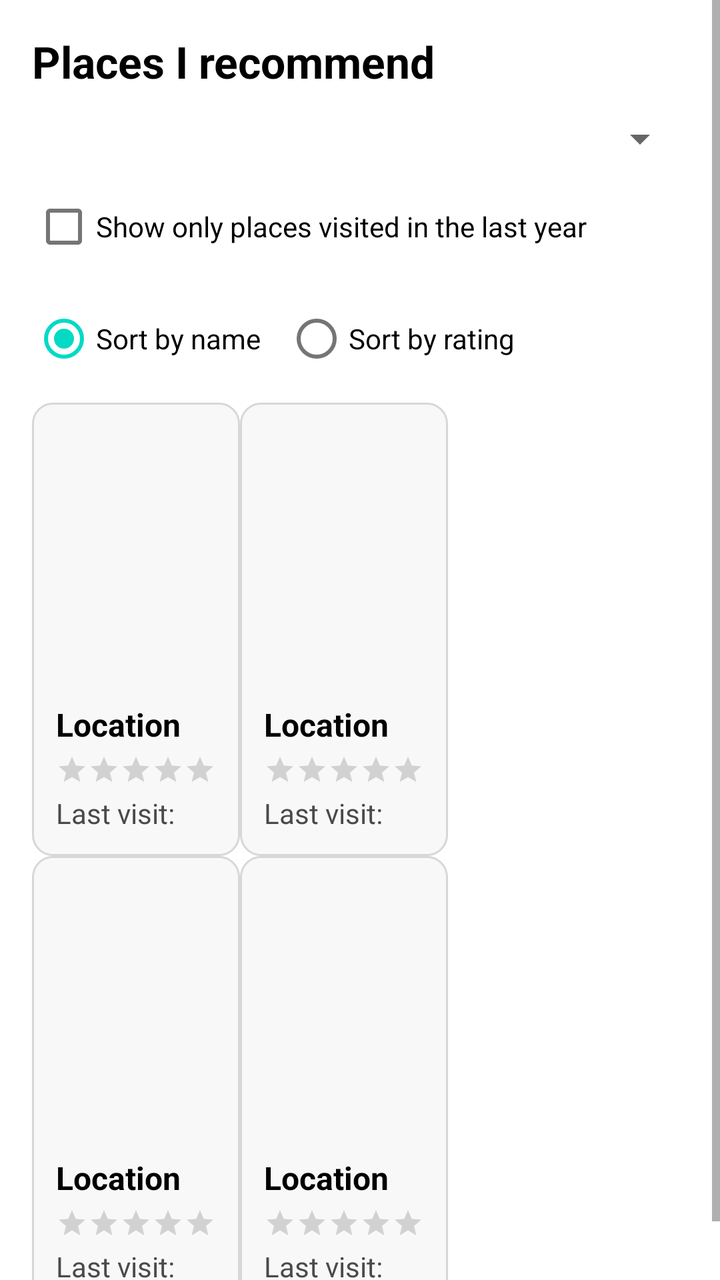
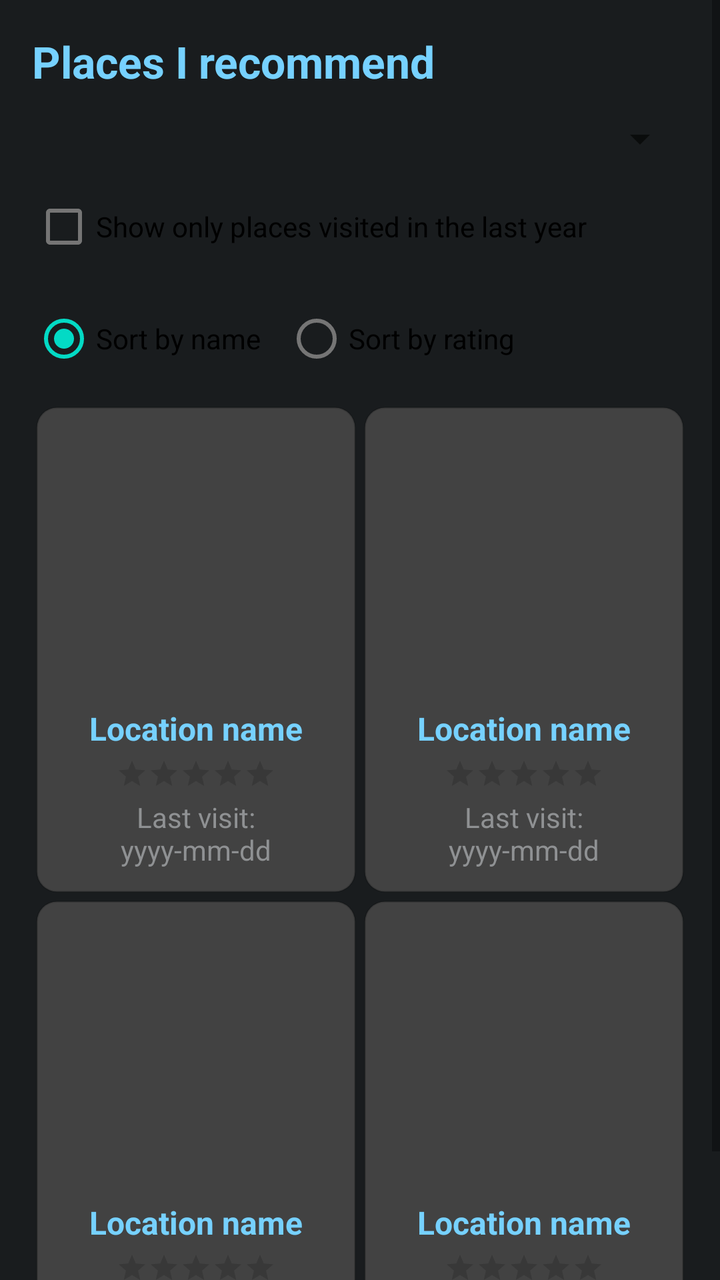

Compare the two renders of this Android layout. The source of the first and the diff that turns it into the second are given below.
<!-- AndroidManifest.xml: application theme Theme.PassTask2AWishYouWereHere -->
<!-- res/layout/activity_main.xml -->
<?xml version="1.0" encoding="utf-8"?>
<ScrollView xmlns:android="http://schemas.android.com/apk/res/android"
    android:layout_width="match_parent"
    android:layout_height="match_parent">

    <LinearLayout
        android:layout_width="match_parent"
        android:layout_height="wrap_content"
        android:orientation="vertical"
        android:padding="16dp">

        <TextView
            style="@style/ScreenHeadingStyle"
            android:layout_width="match_parent"
            android:layout_height="wrap_content"
            android:text="@string/main_heading" />

        <Spinner
            android:id="@+id/spinner_region"
            android:layout_width="match_parent"
            android:layout_height="wrap_content"
            android:layout_marginTop="12dp" />

        <CheckBox
            android:id="@+id/checkbox_recent_only"
            android:layout_width="match_parent"
            android:layout_height="wrap_content"
            android:layout_marginTop="8dp"
            android:text="@string/recent_only_checkbox" />

        <RadioGroup
            android:id="@+id/rg_sort"
            android:layout_width="match_parent"
            android:layout_height="wrap_content"
            android:layout_marginTop="8dp"
            android:orientation="horizontal">

            <RadioButton
                android:id="@+id/rb_sort_name"
                android:layout_width="wrap_content"
                android:layout_height="wrap_content"
                android:checked="true"
                android:text="@string/sort_name" />

            <RadioButton
                android:id="@+id/rb_sort_rating"
                android:layout_width="wrap_content"
                android:layout_height="wrap_content"
                android:layout_marginStart="12dp"
                android:text="@string/sort_rating" />
        </RadioGroup>

        <GridLayout
            android:id="@+id/location_grid"
            android:layout_width="match_parent"
            android:layout_height="wrap_content"
            android:layout_marginTop="8dp"
            android:columnCount="2">

            <include
                android:id="@+id/card_1"
                layout="@layout/location_card" />

            <include
                android:id="@+id/card_2"
                layout="@layout/location_card" />

            <include
                android:id="@+id/card_3"
                layout="@layout/location_card" />

            <include
                android:id="@+id/card_4"
                layout="@layout/location_card" />

        </GridLayout>

    </LinearLayout>
</ScrollView>
<!-- res/layout/location_card.xml (included above) -->
<?xml version="1.0" encoding="utf-8"?>
<LinearLayout xmlns:android="http://schemas.android.com/apk/res/android"
    android:layout_width="0dp"
    android:layout_height="wrap_content"
    android:layout_columnWeight="1"
    android:layout_margin="8dp"
    android:layout_rowWeight="1"
    android:background="@drawable/bg_location_card"
    android:orientation="vertical"
    android:padding="12dp">

    <ImageView
        android:id="@+id/iv_location"
        android:layout_width="match_parent"
        android:layout_height="130dp"
        android:contentDescription="@string/location_image_content_description"
        android:scaleType="centerCrop" />

    <TextView
        android:id="@+id/tv_location_title"
        style="@style/LocationTitleStyle"
        android:layout_width="match_parent"
        android:layout_height="wrap_content"
        android:layout_marginTop="8dp"
        android:text="@string/placeholder_location" />

    <RatingBar
        android:id="@+id/rb_location_rating"
        style="?android:attr/ratingBarStyleSmall"
        android:layout_width="wrap_content"
        android:layout_height="wrap_content"
        android:isIndicator="true"
        android:numStars="5"
        android:stepSize="0.5"
        android:layout_marginTop="4dp" />

    <TextView
        android:id="@+id/tv_last_visit"
        style="@style/LocationMetaStyle"
        android:layout_width="match_parent"
        android:layout_height="wrap_content"
        android:layout_marginTop="4dp"
        android:text="@string/placeholder_date" />

</LinearLayout>
<!-- resources referenced by this layout -->
<resources>
  <!-- drawable bg_location_card (drawable) -->
  <?xml version="1.0" encoding="utf-8"?>
  <shape xmlns:android="http://schemas.android.com/apk/res/android" android:shape="rectangle">
      <solid android:color="@color/card_background" />
      <corners android:radius="10dp" />
      <stroke
          android:width="1dp"
          android:color="@color/card_border" />
  </shape>
  <string name="location_image_content_description">Location image</string>
  <string name="main_heading">Places I recommend</string>
  <string name="placeholder_date">Last visit: yyyy-mm-dd</string>
  <string name="placeholder_location">Location name</string>
  <string name="recent_only_checkbox">Show only places visited in the last year</string>
  <string name="sort_name">Sort by name</string>
  <string name="sort_rating">Sort by rating</string>
  <style name="LocationMetaStyle">
          <item name="android:textSize">14sp</item>
          <item name="android:textColor">@color/text_secondary</item>
      </style>
  <style name="LocationTitleStyle">
          <item name="android:textSize">16sp</item>
          <item name="android:textStyle">bold</item>
          <item name="android:textColor">@color/black</item>
      </style>
  <style name="ScreenHeadingStyle">
          <item name="android:textSize">22sp</item>
          <item name="android:textStyle">bold</item>
          <item name="android:textColor">@color/black</item>
      </style>
  <style name="Theme.PassTask2AWishYouWereHere" parent="Theme.MaterialComponents.DayNight.DarkActionBar">
          
          <item name="colorPrimary">@color/purple_500</item>
          <item name="colorPrimaryVariant">@color/purple_700</item>
          <item name="colorOnPrimary">@color/white</item>
          
          <item name="colorSecondary">@color/teal_200</item>
          <item name="colorSecondaryVariant">@color/teal_700</item>
          <item name="colorOnSecondary">@color/black</item>
          
          <item name="android:statusBarColor">?attr/colorPrimaryVariant</item>
          
      </style>
  <color name="card_background">#FFF8F8F8</color>
  <color name="card_border">#FFD7D7D7</color>
  <color name="text_secondary">#FF4A4A4A</color>
  <color name="black">#FF000000</color>
  <color name="purple_500">#FF6200EE</color>
  <color name="purple_700">#FF3700B3</color>
  <color name="white">#FFFFFFFF</color>
  <color name="teal_200">#FF03DAC5</color>
  <color name="teal_700">#FF018786</color>
</resources>

<!-- the commit's change to res/layout/activity_main.xml (unified diff, before → after) -->
@@ -1,11 +1,15 @@
 <?xml version="1.0" encoding="utf-8"?>
 <ScrollView xmlns:android="http://schemas.android.com/apk/res/android"
+    android:id="@+id/scroll_main"
     android:layout_width="match_parent"
-    android:layout_height="match_parent">
+    android:layout_height="match_parent"
+    android:clipToPadding="false"
+    android:fillViewport="true">
 
     <LinearLayout
         android:layout_width="match_parent"
         android:layout_height="wrap_content"
+        android:background="@color/material_dynamic_neutral10"
         android:orientation="vertical"
         android:padding="16dp">
 
@@ -13,7 +17,8 @@
             style="@style/ScreenHeadingStyle"
             android:layout_width="match_parent"
             android:layout_height="wrap_content"
-            android:text="@string/main_heading" />
+            android:text="@string/main_heading"
+            android:textColor="@color/material_dynamic_primary80" />
 
         <Spinner
             android:id="@+id/spinner_region"
@@ -59,19 +64,47 @@
 
             <include
                 android:id="@+id/card_1"
-                layout="@layout/location_card" />
+                layout="@layout/location_card"
+                android:layout_width="wrap_content"
+                android:layout_height="match_parent"
+                android:layout_rowSpan="1"
+                android:layout_rowWeight="1"
+                android:layout_columnSpan="1"
+                android:layout_columnWeight="1"
+                android:layout_margin="2dp" />
 
             <include
                 android:id="@+id/card_2"
-                layout="@layout/location_card" />
+                layout="@layout/location_card"
+                android:layout_width="wrap_content"
+                android:layout_height="match_parent"
+                android:layout_rowSpan="1"
+                android:layout_rowWeight="1"
+                android:layout_columnSpan="1"
+                android:layout_columnWeight="1"
+                android:layout_margin="2dp" />
 
             <include
                 android:id="@+id/card_3"
-                layout="@layout/location_card" />
+                layout="@layout/location_card"
+                android:layout_width="wrap_content"
+                android:layout_height="match_parent"
+                android:layout_rowSpan="1"
+                android:layout_rowWeight="1"
+                android:layout_columnSpan="1"
+                android:layout_columnWeight="1"
+                android:layout_margin="2dp" />
 
             <include
                 android:id="@+id/card_4"
-                layout="@layout/location_card" />
+                layout="@layout/location_card"
+                android:layout_width="wrap_content"
+                android:layout_height="match_parent"
+                android:layout_rowSpan="1"
+                android:layout_rowWeight="1"
+                android:layout_columnSpan="1"
+                android:layout_columnWeight="1"
+                android:layout_margin="2dp" />
 
         </GridLayout>
 
@@ -80,11 +113,11 @@
 <!-- res/layout/location_card.xml (included above) -->
 <?xml version="1.0" encoding="utf-8"?>
 <LinearLayout xmlns:android="http://schemas.android.com/apk/res/android"
-    android:layout_width="0dp"
+    android:layout_width="match_parent"
     android:layout_height="wrap_content"
+    android:layout_rowWeight="1"
     android:layout_columnWeight="1"
     android:layout_margin="8dp"
-    android:layout_rowWeight="1"
     android:background="@drawable/bg_location_card"
     android:orientation="vertical"
     android:padding="12dp">
@@ -93,6 +126,7 @@
         android:id="@+id/iv_location"
         android:layout_width="match_parent"
         android:layout_height="130dp"
+        android:layout_gravity="center|center_horizontal"
         android:contentDescription="@string/location_image_content_description"
         android:scaleType="centerCrop" />
 
@@ -102,24 +136,30 @@
         android:layout_width="match_parent"
         android:layout_height="wrap_content"
         android:layout_marginTop="8dp"
-        android:text="@string/placeholder_location" />
+        android:gravity="center"
+        android:text="@string/placeholder_location"
+        android:textColor="@color/material_dynamic_primary80" />
 
     <RatingBar
         android:id="@+id/rb_location_rating"
         style="?android:attr/ratingBarStyleSmall"
         android:layout_width="wrap_content"
         android:layout_height="wrap_content"
+        android:layout_gravity="center"
+        android:layout_marginTop="4dp"
         android:isIndicator="true"
         android:numStars="5"
-        android:stepSize="0.5"
-        android:layout_marginTop="4dp" />
+        android:stepSize="0.5" />
 
     <TextView
         android:id="@+id/tv_last_visit"
         style="@style/LocationMetaStyle"
         android:layout_width="match_parent"
         android:layout_height="wrap_content"
+        android:layout_gravity="bottom"
         android:layout_marginTop="4dp"
-        android:text="@string/placeholder_date" />
+        android:gravity="bottom|center"
+        android:text="@string/placeholder_date"
+        android:textColor="@color/material_dynamic_neutral60" />
 
 </LinearLayout>
<!-- resource entries referenced after the edit -->
@@ -3,11 +3,11 @@
   <!-- drawable bg_location_card (drawable) -->
   <?xml version="1.0" encoding="utf-8"?>
   <shape xmlns:android="http://schemas.android.com/apk/res/android" android:shape="rectangle">
-      <solid android:color="@color/card_background" />
+      <solid android:color="@color/cardview_dark_background" />
       <corners android:radius="10dp" />
       <stroke
           android:width="1dp"
-          android:color="@color/card_border" />
+          android:color="@color/material_on_surface_stroke" />
   </shape>
   <string name="location_image_content_description">Location image</string>
   <string name="main_heading">Places I recommend</string>
@@ -43,8 +43,6 @@
           <item name="android:statusBarColor">?attr/colorPrimaryVariant</item>
           
       </style>
-  <color name="card_background">#FFF8F8F8</color>
-  <color name="card_border">#FFD7D7D7</color>
   <color name="text_secondary">#FF4A4A4A</color>
   <color name="black">#FF000000</color>
   <color name="purple_500">#FF6200EE</color>
